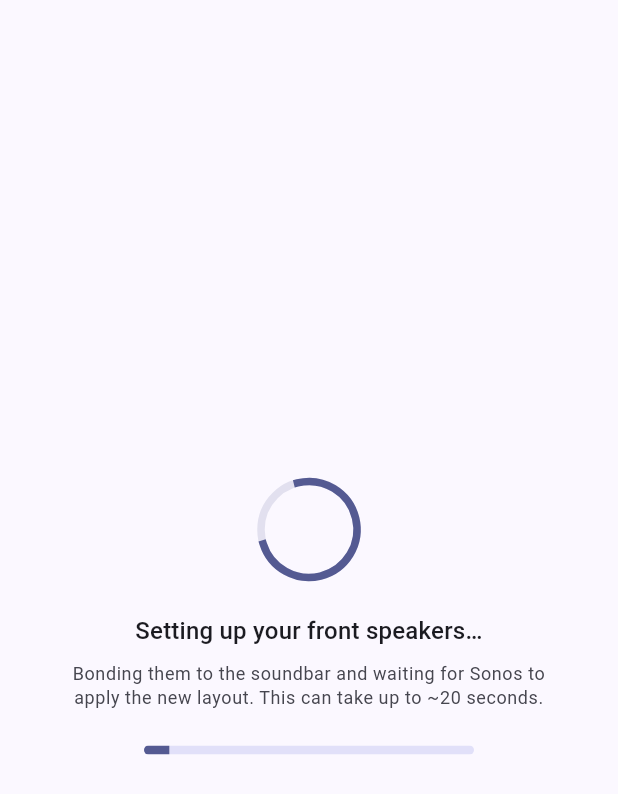
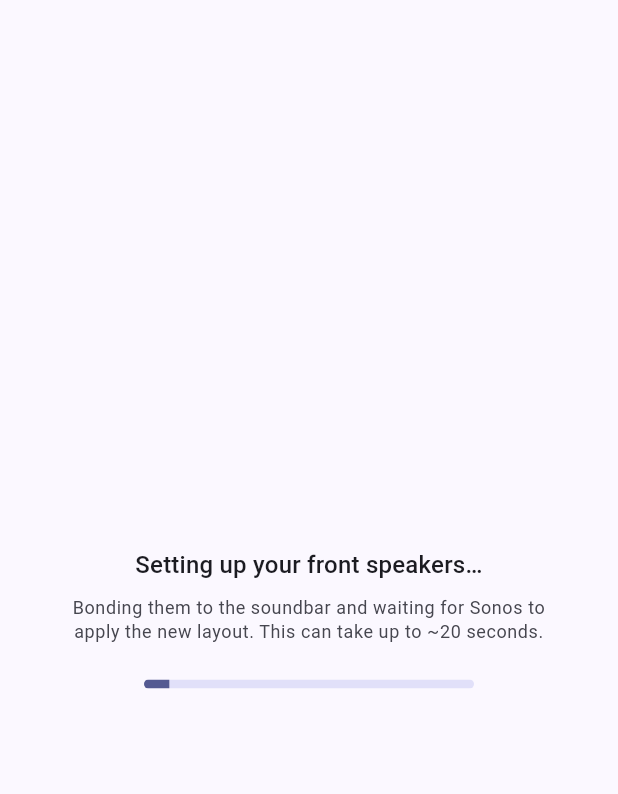
Before and after one commit to CasperVerswijvelt/Sonority, a Flutter app: the BusyView widget shown alone on an empty page, opened directly, on a phone screen of 412 x 824 dp. Shown: the top 794 px of the screen. Run offline on Flutter 3.47's test engine with Material 3 defaults, Android fonts, the phone set to English and light mode, and no system bars; drawn by our look-alikes of dynamic_color; our stand-ins replace flutter_riverpod, go_router, shared_preferences; accounts and stored records are empty.

Commit message:
Enable iOS/macOS builds; portrait lock; refresh buttons
- iOS & macOS now build (CocoaPods integrated; Podfiles + lockfiles added)
- Lock the app to a single portrait layout everywhere:
  - macOS window fixed at 420x880, non-resizable, centered
  - iOS Info.plist + Android manifest + Flutter SystemChrome -> portrait only
- Replace touch-only pull-to-refresh with explicit refresh affordances:
  - Discovery: app-bar refresh shown only when a system is discovered
    (intro/error use their CTA buttons); removed redundant bottom Rescan
  - Home theater: app-bar refresh icon
- BusyView: drop the circular spinner, keep the linear bar only

Co-Authored-By: Claude Opus 4.8 (1M context) <noreply@anthropic.com>

```diff
--- a/lib/features/widgets/busy_view.dart
+++ b/lib/features/widgets/busy_view.dart
@@ -19,16 +19,6 @@ class BusyView extends StatelessWidget {
         child: Column(
           mainAxisSize: MainAxisSize.min,
           children: [
-            SizedBox(
-              width: 64,
-              height: 64,
-              child: CircularProgressIndicator(
-                strokeWidth: 5,
-                color: scheme.primary,
-                backgroundColor: scheme.primary.withValues(alpha: 0.15),
-              ),
-            ),
-            Gap.l,
             Text(
               title,
               textAlign: TextAlign.center,
```
Also changed, not shown: lib/features/discovery/discovery_screen.dart (+13 -7 lines), lib/features/home_theater/home_theater_screen.dart (+11 -2 lines), lib/main.dart (+7 -0 lines), 15 other files.
